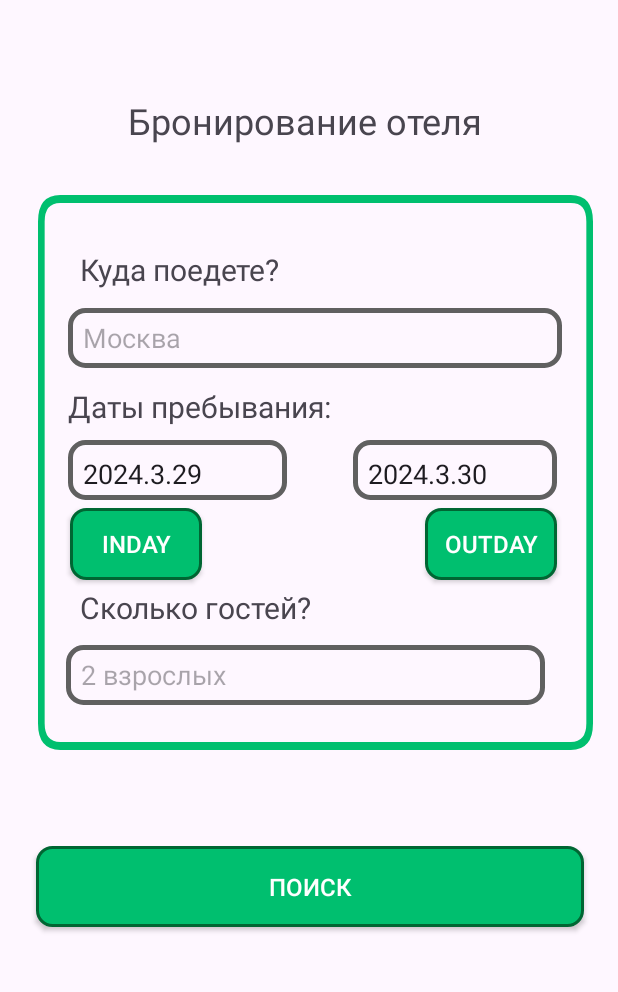
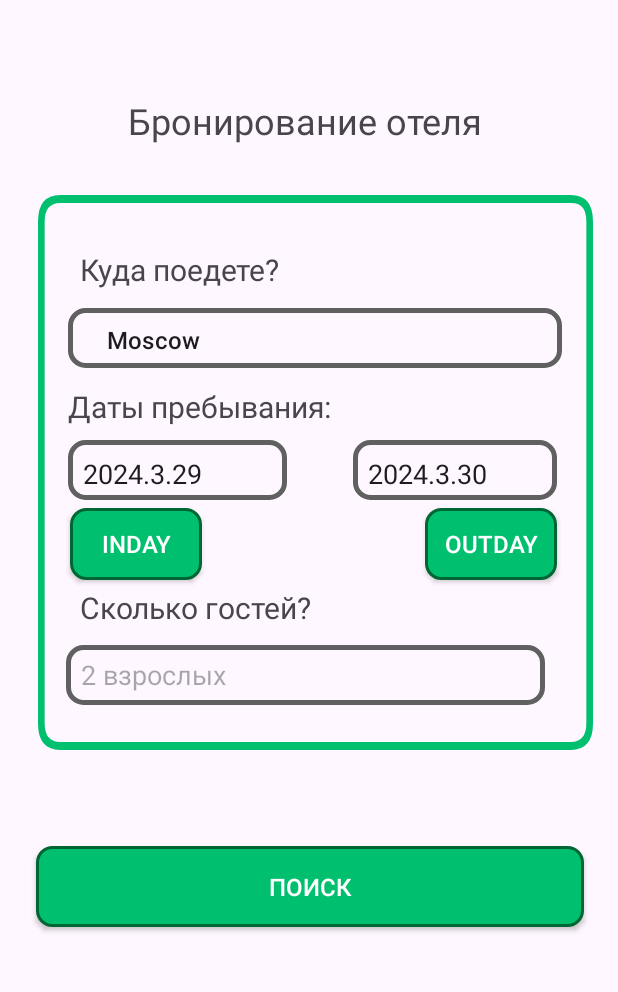
Before and after one commit to Kolpriks/Hotel_Booking, an Android app: the screen it shows after launch (MainActivity), on a phone screen of 412 x 824 dp, the part 126-1118 px from its top. Run offline under Robolectric (Android 15) with nearby library versions, the phone set to English and light mode, and no system bars.

Commit message:
Spinner with getting cities from db - done

```diff
--- a/app/src/main/java/com/example/hotelbooking/HotelsResults.java
+++ b/app/src/main/java/com/example/hotelbooking/HotelsResults.java
@@ -94,6 +94,7 @@ public class HotelsResults extends AppCompatActivity {
     }
 
     public void backOnMain(View view) {
-        finish();
+        Intent intent = new Intent(this, MainActivity.class);
+        startActivity(intent);
     }
 }
--- a/app/src/main/java/com/example/hotelbooking/Init.java
+++ b/app/src/main/java/com/example/hotelbooking/Init.java
@@ -14,18 +14,15 @@ import java.time.ZoneId;
 public class Init {
     private DbHelper dbHelper;
 
-    String [] cities;
-
-    public Init(DbHelper dbHelper, String [] cities) {
+    public Init(DbHelper dbHelper) {
         this.dbHelper = dbHelper;
-        this.cities = cities;
         new Thread(new Runnable() {
             @Override
             public void run() {
                 SQLiteDatabase db = dbHelper.getWritableDatabase();
                 dbHelper.onUpgrade(db, 1, 1);
 
-
+                String [] cities = {"Moscow", "Санкт-Питербург", "Казань", "Тверь", "Калуга", "Волгоград"};
                 int [] users = {1, 2, 3};
                 Calendar calendar = Calendar.getInstance();
                 long cityId;
--- a/app/src/main/java/com/example/hotelbooking/Login.java
+++ b/app/src/main/java/com/example/hotelbooking/Login.java
@@ -23,4 +23,9 @@ public class Login extends AppCompatActivity {
         Intent intent = new Intent(this, Registration.class);
         startActivity(intent);
     }
+
+    public void backOnMain(View view) {
+        Intent intent = new Intent(this, MainActivity.class);
+        startActivity(intent);
+    }
 }
--- a/app/src/main/java/com/example/hotelbooking/MainActivity.java
+++ b/app/src/main/java/com/example/hotelbooking/MainActivity.java
@@ -4,15 +4,19 @@ import android.app.DatePickerDialog;
 import android.content.ContentValues;
 import android.content.Intent;
 import android.content.SharedPreferences;
+import android.database.Cursor;
 import android.database.sqlite.SQLiteDatabase;
 import android.database.sqlite.SQLiteException;
 import android.icu.util.Calendar;
 import android.os.Bundle;
 import android.util.Log;
 import android.view.View;
+import android.widget.AdapterView;
+import android.widget.ArrayAdapter;
 import android.widget.Button;
 import android.widget.DatePicker;
 import android.widget.EditText;
+import android.widget.Spinner;
 import android.widget.TextView;
 import android.widget.Toast;
 
@@ -23,6 +27,7 @@ import java.time.LocalDate;
 import java.time.LocalDateTime;
 import java.time.ZoneId;
 import java.time.format.DateTimeFormatter;
+import java.util.ArrayList;
 
 public class MainActivity extends AppCompatActivity {
     @Override
@@ -31,29 +36,23 @@ public class MainActivity extends AppCompatActivity {
         setContentView(R.layout.activity_main);
 
         // App initialisation with db
-        String [] cities = {"Moscow", "Санкт-Питербург", "Казань", "Тверь", "Калуга", "Волгоград"};
         try {
             DbHelper dbHelper = new DbHelper(this);
-            Init init = new Init(dbHelper, cities);
+            Init init = new Init(dbHelper);
         } catch (SQLiteException e) {
             Log.e("MainActivity.onCreate", "Error whith connecting to database");
         }
         // Presetting of in and out dates
-        Calendar calendar = Calendar.getInstance();
-        int year = calendar.get(Calendar.YEAR);
-        int month = calendar.get(Calendar.MONTH);
-        int dayOfMonth = calendar.get(Calendar.DAY_OF_MONTH);
-        TextView editTextArr = findViewById(R.id.TextArrive);
-        editTextArr.setText(year + "." + (month + 1) + "." + dayOfMonth);
-        calendar.add(Calendar.DAY_OF_MONTH, 1);
-        year = calendar.get(Calendar.YEAR);
-        month = calendar.get(Calendar.MONTH);
-        dayOfMonth = calendar.get(Calendar.DAY_OF_MONTH);
-        TextView editTextDep = findViewById(R.id.TextDeparture);
-        editTextDep.setText(year + "." + (month + 1) + "." + dayOfMonth);
+        setDateInForms();
         // Setting in and out buttons
         Button buttonInDate = findViewById(R.id.buttonInDay);
         Button buttonOutDate = findViewById(R.id.buttnOutDay);
+        // Setting city spinner
+        String [] cities = getCities();
+        if (cities.length == 0) {
+            cities = new String[] {"На данный момент нет городов с доступными отелями"};
+        }
+        spinnerCitySet(cities);
 
         buttonInDate.setOnClickListener(new View.OnClickListener() {
             @Override
@@ -72,6 +71,21 @@ public class MainActivity extends AppCompatActivity {
 
     // Maybe put in some "presets" class
 
+    public void setDateInForms() {
+        Calendar calendar = Calendar.getInstance();
+        int year = calendar.get(Calendar.YEAR);
+        int month = calendar.get(Calendar.MONTH);
+        int dayOfMonth = calendar.get(Calendar.DAY_OF_MONTH);
+        TextView editTextArr = findViewById(R.id.TextArrive);
+        editTextArr.setText(year + "." + (month + 1) + "." + dayOfMonth);
+        calendar.add(Calendar.DAY_OF_MONTH, 1);
+        year = calendar.get(Calendar.YEAR);
+        month = calendar.get(Calendar.MONTH);
+        dayOfMonth = calendar.get(Calendar.DAY_OF_MONTH);
+        TextView editTextDep = findViewById(R.id.TextDeparture);
+        editTextDep.setText(year + "." + (month + 1) + "." + dayOfMonth);
+    }
+
     public void toProfile(View view){
         Intent intent = new Intent(this, Profile.class);
         startActivity(intent);
@@ -80,7 +94,6 @@ public class MainActivity extends AppCompatActivity {
 
     public void getInfo(View view){
         int places = 1;
-        String city = ((EditText) findViewById(R.id.editTextCity)).getText().toString();
         String guests = ((EditText) findViewById(R.id.editTextGuests)).getText().toString();
 
         Log.v("MainActivity.getInfo", "|" + guests + "|");
@@ -91,6 +104,8 @@ public class MainActivity extends AppCompatActivity {
             places = Integer.parseInt(guests);
         }
 
+        SharedPreferences prefsCity = getSharedPreferences("city", MODE_PRIVATE);
+        String city = prefsCity.getString("city", "");
         SharedPreferences prefsIn = getSharedPreferences("inDay", MODE_PRIVATE);
         long inDateInSec = dateToSec(prefsIn);
         SharedPreferences prefsOut = getSharedPreferences("outDay", MODE_PRIVATE);
@@ -120,9 +135,57 @@ public class MainActivity extends AppCompatActivity {
         return instant.getEpochSecond();
     }
 
+    private void spinnerCitySet(String [] cities) {
+        Spinner spinnerCity = findViewById(R.id.spinnerCity);
+        ArrayAdapter<String> adapterCity = new ArrayAdapter<>(this, android.R.layout.simple_list_item_1, cities);
+        adapterCity.setDropDownViewResource(android.R.layout.simple_spinner_dropdown_item);
+        spinnerCity.setAdapter(adapterCity);
+
+        spinnerCity.setOnItemSelectedListener(new AdapterView.OnItemSelectedListener() {
+            @Override
+            public void onItemSelected(AdapterView<?> parent, View view, int
+                    position, long id) {
+                String city = cities[position];
+
+                SharedPreferences prefs = getSharedPreferences("city", MODE_PRIVATE);
+                SharedPreferences.Editor editor = prefs.edit();
+                editor.putString("city", city);
+                editor.apply();
+            }
+
+            @Override
+            public void onNothingSelected(AdapterView<?> parent) {
+                SharedPreferences prefs = getSharedPreferences("city", MODE_PRIVATE);
+                SharedPreferences.Editor editor = prefs.edit();
+                editor.putString("city", "");
+                editor.apply();
+            }
+        });
+    }
+
+    public String [] getCities() {
+        ArrayList<String> resultList = new ArrayList<String>();
+        DbHelper dbHelper = new DbHelper(MainActivity.this);
+        SQLiteDatabase db = dbHelper.getReadableDatabase();
+
+        String sql = "SELECT city FROM city";
+        Cursor cursor = db.rawQuery(sql, null);
+
+        if (cursor != null && cursor.moveToFirst()) {
+            do {
+                int cityIdIndex = cursor.getColumnIndex("city");
+
+                if (cityIdIndex != -1) {
+                    resultList.add(cursor.getString(cityIdIndex));
+                }
+            } while (cursor.moveToNext());
+            cursor.close();
+            return resultList.toArray(new String[resultList.size()]);
+        }
+        return null;
+    }
+
     private void inputInDateDialog() {
-
-
         TextView editText = findViewById(R.id.TextArrive);
         String dateStr = editText.getText().toString();
         DateTimeFormatter formatter = DateTimeFormatter.ofPattern("yyyy.M.d");
--- a/app/src/main/java/com/example/hotelbooking/Profile.java
+++ b/app/src/main/java/com/example/hotelbooking/Profile.java
@@ -18,4 +18,9 @@ public class Profile extends AppCompatActivity {
         startActivity(intent);
     }
 
+    public void backOnMain(View view) {
+        Intent intent = new Intent(this, MainActivity.class);
+        startActivity(intent);
+    }
+
 }
--- a/app/src/main/java/com/example/hotelbooking/Registration.java
+++ b/app/src/main/java/com/example/hotelbooking/Registration.java
@@ -23,4 +23,9 @@ public class Registration extends AppCompatActivity {
         Intent intent = new Intent(this, Login.class);
         startActivity(intent);
     }
+
+    public void backOnMain(View view) {
+        Intent intent = new Intent(this, MainActivity.class);
+        startActivity(intent);
+    }
 }
--- a/app/src/main/res/layout/activity_login.xml
+++ b/app/src/main/res/layout/activity_login.xml
@@ -21,6 +21,7 @@
         android:layout_width="123dp"
         android:layout_height="62dp"
         android:layout_marginTop="12dp"
+        android:onClick="backOnMain"
         android:text="Hotel- Booking!"
         android:textColor="#FDFDFD"
         android:textSize="24dp"
--- a/app/src/main/res/layout/activity_main.xml
+++ b/app/src/main/res/layout/activity_main.xml
@@ -21,7 +21,6 @@
         android:layout_width="123dp"
         android:layout_height="62dp"
         android:layout_marginTop="12dp"
-        android:onClick="backOnClaiming"
         android:text="Hotel- Booking!"
         android:textColor="#FDFDFD"
         android:textSize="24dp"
@@ -119,16 +118,15 @@
         android:text="Даты пребывания:"
         android:textSize="20sp"
         app:layout_constraintStart_toStartOf="@+id/imageView4"
-        app:layout_constraintTop_toBottomOf="@+id/editTextCity" />
+        app:layout_constraintTop_toBottomOf="@+id/spinnerCity" />
 
-    <EditText
-        android:id="@+id/editTextCity"
+    <Spinner
+        android:id="@+id/spinnerCity"
         style="@style/CustomEditTextStyle"
         android:layout_width="329dp"
         android:layout_height="40dp"
         android:layout_marginStart="20dp"
         android:layout_marginTop="12dp"
-        android:hint="Москва"
         app:layout_constraintStart_toStartOf="@+id/imageView4"
         app:layout_constraintTop_toBottomOf="@+id/textView4" />
 
--- a/app/src/main/res/layout/activity_profile.xml
+++ b/app/src/main/res/layout/activity_profile.xml
@@ -22,6 +22,7 @@
       android:layout_width="123dp"
       android:layout_height="62dp"
       android:layout_marginTop="12dp"
+      android:onClick="backOnMain"
       android:text="Hotel- Booking!"
       android:textColor="#FDFDFD"
       android:textSize="24dp"
--- a/app/src/main/res/layout/activity_registration.xml
+++ b/app/src/main/res/layout/activity_registration.xml
@@ -22,6 +22,7 @@
         android:layout_width="123dp"
         android:layout_height="62dp"
         android:layout_marginTop="12dp"
+        android:onClick="backOnMain"
         android:text="Hotel- Booking!"
         android:textColor="#FDFDFD"
         android:textSize="24dp"
```
Also changed, not shown: app/src/main/java/com/example/hotelbooking/MyAdapter.java (+6 -4 lines).
